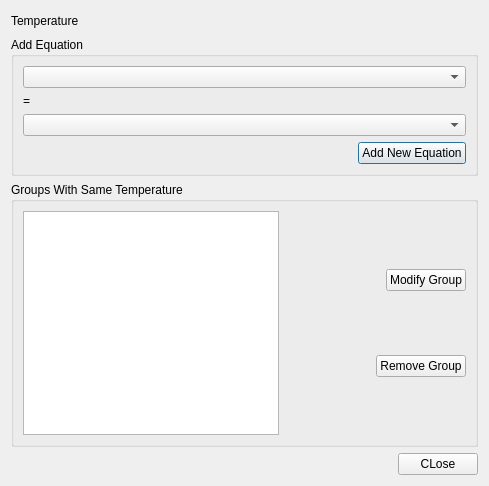
Before: the Qt Designer form src/ifixdialog.ui in 3x380V/SorpSim, drawn with Qt 5.
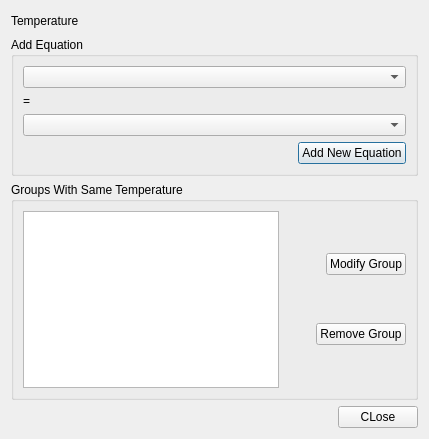
After: the same form once the commit is applied.

Commit message: Shrink dialogs to min. required size

Diff of the .ui file:
```diff
--- a/src/ifixdialog.ui
+++ b/src/ifixdialog.ui
@@ -6,8 +6,8 @@
    <rect>
     <x>0</x>
     <y>0</y>
-    <width>489</width>
-    <height>486</height>
+    <width>429</width>
+    <height>439</height>
    </rect>
   </property>
   <property name="sizePolicy">
```
The commit also changes 7 other files.
